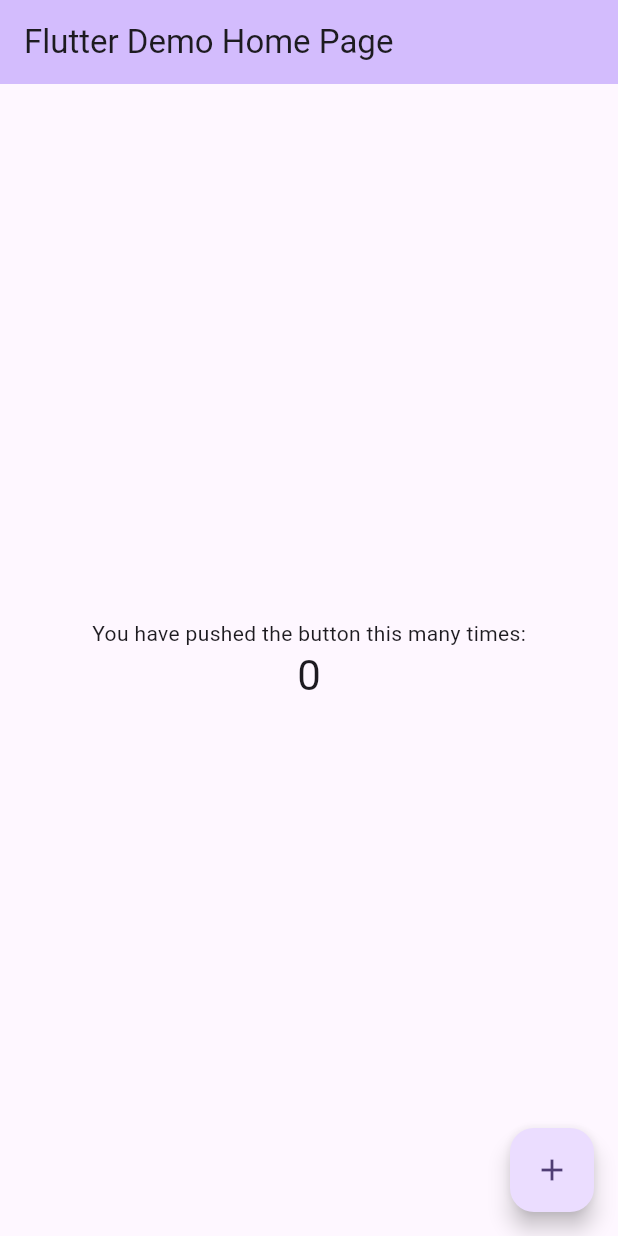
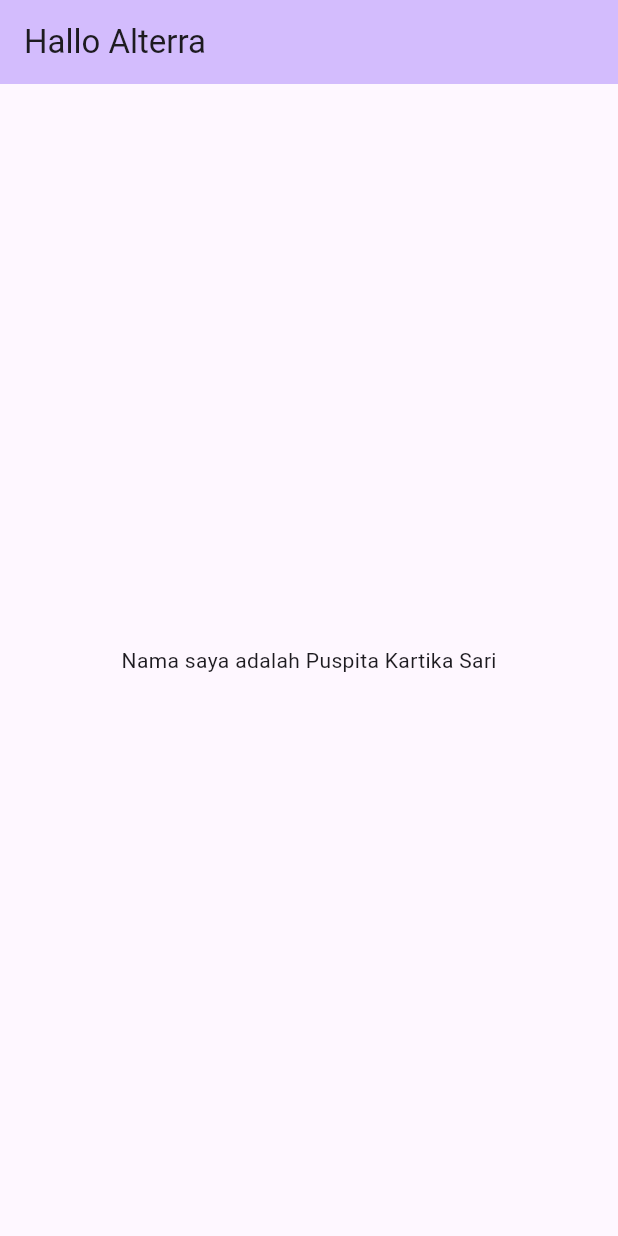
Before and after one commit to PuspitaKartika/flutter_puspita-kartika-sari, a Flutter app: the screen it shows after launch, on a phone screen of 412 x 824 dp. Run offline on Flutter 3.47's test engine with Material 2 defaults, Android fonts, the light colour scheme and no system bars.

Commit message:
soal prioritas 2 materi flutter cli

```diff
--- a/minggu ke-3/3_Introduction Flutter Widget/praktikum/soal_prioritas/lib/main.dart
+++ b/minggu ke-3/3_Introduction Flutter Widget/praktikum/soal_prioritas/lib/main.dart
@@ -11,60 +11,39 @@ class MyApp extends StatelessWidget {
   @override
   Widget build(BuildContext context) {
     return MaterialApp(
-      title: 'Flutter Demo',
+      debugShowCheckedModeBanner: false,
+      title: 'soal prioritas 2',
       theme: ThemeData(
         colorScheme: ColorScheme.fromSeed(seedColor: Colors.deepPurple),
         useMaterial3: true,
       ),
-      home: const MyHomePage(title: 'Flutter Demo Home Page'),
+      home: const MyHomePage(title: 'Hallo Alterra'),
     );
   }
 }
 
-class MyHomePage extends StatefulWidget {
+class MyHomePage extends StatelessWidget {
   const MyHomePage({super.key, required this.title});
 
   final String title;
-
-  @override
-  State<MyHomePage> createState() => _MyHomePageState();
-}
-
-class _MyHomePageState extends State<MyHomePage> {
-  int _counter = 0;
-
-  void _incrementCounter() {
-    setState(() {
-      _counter++;
-    });
-  }
 
   @override
   Widget build(BuildContext context) {
     return Scaffold(
       appBar: AppBar(
         backgroundColor: Theme.of(context).colorScheme.inversePrimary,
-        title: Text(widget.title),
+        title: Text(title),
       ),
-      body: Center(
+      body: const Center(
         child: Column(
           mainAxisAlignment: MainAxisAlignment.center,
           children: <Widget>[
-            const Text(
-              'You have pushed the button this many times:',
-            ),
             Text(
-              '$_counter',
-              style: Theme.of(context).textTheme.headlineMedium,
+              'Nama saya adalah Puspita Kartika Sari',
             ),
           ],
         ),
       ),
-      floatingActionButton: FloatingActionButton(
-        onPressed: _incrementCounter,
-        tooltip: 'Increment',
-        child: const Icon(Icons.add),
-      ),
     );
   }
 }
```
Also changed, not shown: 1 other file.
